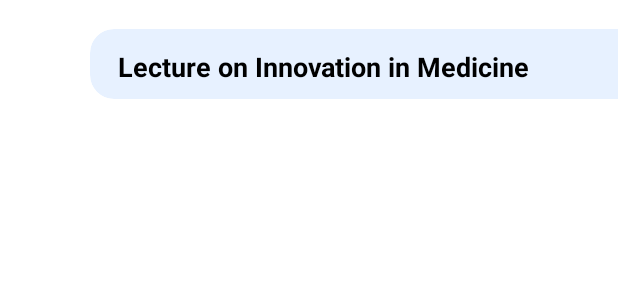
After one commit to DonutsDevil/frnd, an Android app: the layout calendar_task_item.xml on its own in the app's theme, with its tools: preview values and no code run, on a phone screen of 412 x 824 dp. The commit adds this screen. Shown: the top 300 px of the screen. Run offline under Robolectric (Android 15) with nearby library versions, the phone set to English and light mode, and no system bars.

Commit message:
Added Network and Events for calendar views

```diff
--- a/app/build.gradle
+++ b/app/build.gradle
@@ -46,6 +46,7 @@ dependencies {
     def lifecycle_version = "2.6.1"
     implementation "androidx.lifecycle:lifecycle-viewmodel:$lifecycle_version"
     implementation "androidx.lifecycle:lifecycle-livedata:$lifecycle_version"
+    implementation "androidx.lifecycle:lifecycle-viewmodel-ktx:$lifecycle_version"
 
     def dagger2Version = "2.47"
     implementation "com.google.dagger:dagger:$dagger2Version"
@@ -61,4 +62,8 @@ dependencies {
     def retrofit_version = "2.9.0"
     implementation "com.squareup.retrofit2:retrofit:$retrofit_version"
     implementation "com.squareup.retrofit2:converter-gson:$retrofit_version"
+
+    def coroutines_version = "1.7.1"
+    implementation "org.jetbrains.kotlinx:kotlinx-coroutines-android:$coroutines_version"
+    implementation "org.jetbrains.kotlinx:kotlinx-coroutines-core:$coroutines_version"
 }
--- a/app/src/main/AndroidManifest.xml
+++ b/app/src/main/AndroidManifest.xml
@@ -1,6 +1,8 @@
 <?xml version="1.0" encoding="utf-8"?>
 <manifest xmlns:android="http://schemas.android.com/apk/res/android"
     xmlns:tools="http://schemas.android.com/tools">
+
+    <uses-permission android:name="android.permission.INTERNET"/>
 
     <application
         android:allowBackup="true"
@@ -11,7 +13,8 @@
         android:supportsRtl="true"
         android:theme="@style/Theme.Frnd"
         tools:targetApi="31"
-        android:name=".FrndApplication">
+        android:name=".FrndApplication"
+        android:usesCleartextTraffic="true">
         <activity
             android:name=".MainActivity"
             android:exported="true">
--- a/app/src/main/java/com/swapnil/frnd/model/network/response/TaskResponse.kt
+++ b/app/src/main/java/com/swapnil/frnd/model/network/response/TaskResponse.kt
@@ -1,8 +1,9 @@
 package com.swapnil.frnd.model.network.response
 
 import com.google.gson.annotations.SerializedName
+import com.swapnil.frnd.model.Task
 
 data class TaskResponse(
-    @SerializedName("status")
-    val status: String
+    @SerializedName("tasks")
+    val taskList: List<Task>
 )
--- a/app/src/main/java/com/swapnil/frnd/utility/NetworkConstants.kt
+++ b/app/src/main/java/com/swapnil/frnd/utility/NetworkConstants.kt
@@ -3,6 +3,6 @@ package com.swapnil.frnd.utility
 class NetworkConstants {
     companion object {
         const val MAX_RETRIES = 3
-        const val PRODUCT_BASE_URL = "http://dev.frndapp.in:8080/"
+        const val PRODUCT_BASE_URL = "http://dev.frndapp.in:8080"
     }
 }
--- /dev/null
+++ b/app/src/main/res/drawable/rounded_top_left.xml
@@ -0,0 +1,8 @@
+<?xml version="1.0" encoding="utf-8"?>
+<shape xmlns:android="http://schemas.android.com/apk/res/android"
+    android:shape="rectangle">
+
+    <corners android:topLeftRadius="14dp"/>
+    <solid android:color="#F3F7FF"/>
+
+</shape>
--- /dev/null
+++ b/app/src/main/res/layout/calendar_task_item.xml
@@ -0,0 +1,12 @@
+<LinearLayout
+    xmlns:android="http://schemas.android.com/apk/res/android"
+    android:layout_width="match_parent"
+    android:layout_height="wrap_content"
+    android:orientation="horizontal"
+    android:layout_marginTop="14dp"
+    android:layout_marginStart="60dp">
+
+        <include layout="@layout/task_item_cell"/>
+
+
+</LinearLayout>
--- /dev/null
+++ b/app/src/main/res/layout/task_item_cell.xml
@@ -0,0 +1,88 @@
+<com.google.android.material.card.MaterialCardView xmlns:android="http://schemas.android.com/apk/res/android"
+    xmlns:app="http://schemas.android.com/apk/res-auto"
+    xmlns:tools="http://schemas.android.com/tools"
+    android:id="@+id/cardView_Event"
+    android:layout_width="match_parent"
+    android:layout_height="wrap_content"
+    android:layout_marginTop="5dp"
+    android:descendantFocusability="beforeDescendants"
+    android:focusable="true"
+    app:cardBackgroundColor="@color/bg_offBlue"
+    app:cardElevation="0dp"
+    app:contentPaddingBottom="-15dp"
+    app:contentPaddingRight="-6dp"
+    app:shapeAppearanceOverlay="@style/Event.Header.MaterialCardView.Cut">
+
+    <LinearLayout
+        android:id="@+id/ll_event_header_intro"
+        android:layout_width="match_parent"
+        android:layout_height="wrap_content"
+        android:layout_marginStart="14dp"
+        android:layout_marginBottom="8dp"
+        android:orientation="vertical">
+
+        <TextView
+            android:id="@+id/tv_event_title"
+            style="@style/Event.Calendar.header"
+            android:text="Lecture on Innovation in Medicine" />
+
+        <LinearLayout
+            android:id="@+id/ll_expanded_carView"
+            android:layout_width="match_parent"
+            android:layout_height="wrap_content"
+            android:orientation="vertical"
+            android:visibility="gone">
+
+            <TextView
+                android:layout_width="match_parent"
+                android:layout_height="wrap_content"
+                android:layout_marginTop="15dp"
+                android:text="Description"
+                android:textColor="#BDC4DE"
+                android:textSize="15sp"
+                android:textStyle="bold" />
+
+            <EditText
+                android:id="@+id/et_event_description"
+                style="@style/Event.Calendar.SubText"
+                android:layout_height="wrap_content"
+                android:layout_marginTop="4dp"
+                android:inputType="textMultiLine"
+                android:maxLines="3"
+                android:singleLine="false"
+                tools:text="dfsdfdsfdfd fdf dfsdfsd fsdfdfklfe fefe efefefef efefefe fefefefef fsdsdasdsdsdsdsdssdasdsd dasdsads sdsds ef" />
+
+            <RelativeLayout
+                android:layout_width="match_parent"
+                android:layout_height="wrap_content"
+                android:layout_marginTop="20dp">
+
+                <TextView
+                    android:id="@+id/tv_event_edit"
+                    style="@style/Event.Calendar.Clicks"
+                    android:background="@android:color/transparent"
+                    android:clickable="true"
+                    android:focusable="true"
+                    android:gravity="start"
+                    android:paddingStart="0dp"
+                    android:paddingEnd="0dp"
+                    android:text="Edit"
+                    android:textColor="#BDC4DE"
+                    android:visibility="gone" />
+
+                <TextView
+                    android:id="@+id/tv_event_delete"
+                    style="@style/Event.Calendar.Clicks"
+                    android:layout_alignParentEnd="true"
+                    android:background="@drawable/rounded_top_left"
+                    android:clickable="true"
+                    android:focusable="true"
+                    android:text="Delete"
+                    android:textColor="@color/black" />
+
+            </RelativeLayout>
+        </LinearLayout>
+
+    </LinearLayout>
+
+</com.google.android.material.card.MaterialCardView>
--- a/app/src/main/res/values/themes.xml
+++ b/app/src/main/res/values/themes.xml
@@ -13,4 +13,50 @@
         <item name="android:statusBarColor">?attr/colorPrimaryVariant</item>
         <!-- Customize your theme here. -->
     </style>
+
+    <style name="Event.Header.MaterialCardView.Cut" parent="">
+        <item name="cornerFamily">rounded</item>
+        <item name="cornerSizeTopRight">0dp</item>
+        <item name="cornerSizeTopLeft">16dp</item>
+        <item name="cornerSizeBottomRight">0dp</item>
+        <item name="cornerSizeBottomLeft">16dp</item>
+    </style>
+
+    <style name="Event.Calendar.Clicks" parent="">
+        <item name="android:layout_width">wrap_content</item>
+        <item name="android:layout_height">wrap_content</item>
+        <item name="android:paddingTop">14dp</item>
+        <item name="android:paddingBottom">14dp</item>
+        <item name="android:textAllCaps">false</item>
+        <item name="android:textSize">15sp</item>
+        <item name="android:textStyle">bold</item>
+        <item name="android:paddingStart">25dp</item>
+        <item name="android:paddingEnd">25dp</item>
+    </style>
+
+    <style name="Event.Header.Basic" parent="">
+        <item name="android:layout_marginEnd">8dp</item>
+        <item name="android:background">@android:color/transparent</item>
+        <item name="android:ellipsize">end</item>
+        <item name="android:singleLine">true</item>
+        <item name="android:maxLines">1</item>
+    </style>
+
+    <style name="Event.Calendar.header" parent="Event.Header.Basic">
+        <item name="android:layout_width">match_parent</item>
+        <item name="android:layout_height">26dp</item>
+        <item name="android:textColor">@color/black</item>
+        <item name="android:textSize">18sp</item>
+        <item name="android:textStyle">bold</item>
+        <item name="android:layout_marginTop">8dp</item>
+    </style>
+
+    <style name="Event.Calendar.SubText" parent="Event.Header.Basic">
+        <item name="android:layout_width">match_parent</item>
+        <item name="android:layout_height">wrap_content</item>
+        <item name="android:textSize">16sp</item>
+        <item name="android:textColor">@color/gray</item>
+        <item name="android:layout_marginTop">12dp</item>
+    </style>
+
 </resources>
```
Also changed, not shown: app/src/main/java/com/swapnil/frnd/model/network/response/TaskStatus.kt (added, +8 -0 lines), app/src/main/java/com/swapnil/frnd/repository/TaskRepository.kt (+36 -0 lines), app/src/main/java/com/swapnil/frnd/repository/network/service/TaskAPI.kt (+5 -5 lines), app/src/main/java/com/swapnil/frnd/repository/network/service/TaskNetworkService.kt (+9 -4 lines), app/src/main/java/com/swapnil/frnd/repository/network/serviceImpl/TaskNetworkServiceImpl.kt (+39 -8 lines), app/src/main/java/com/swapnil/frnd/utility/BaseConstants.kt (added, +11 -0 lines), app/src/main/java/com/swapnil/frnd/viewmodel/EventsViewModel.kt (+20 -4 lines), app/src/main/res/values/colors.xml (+8 -0 lines).
